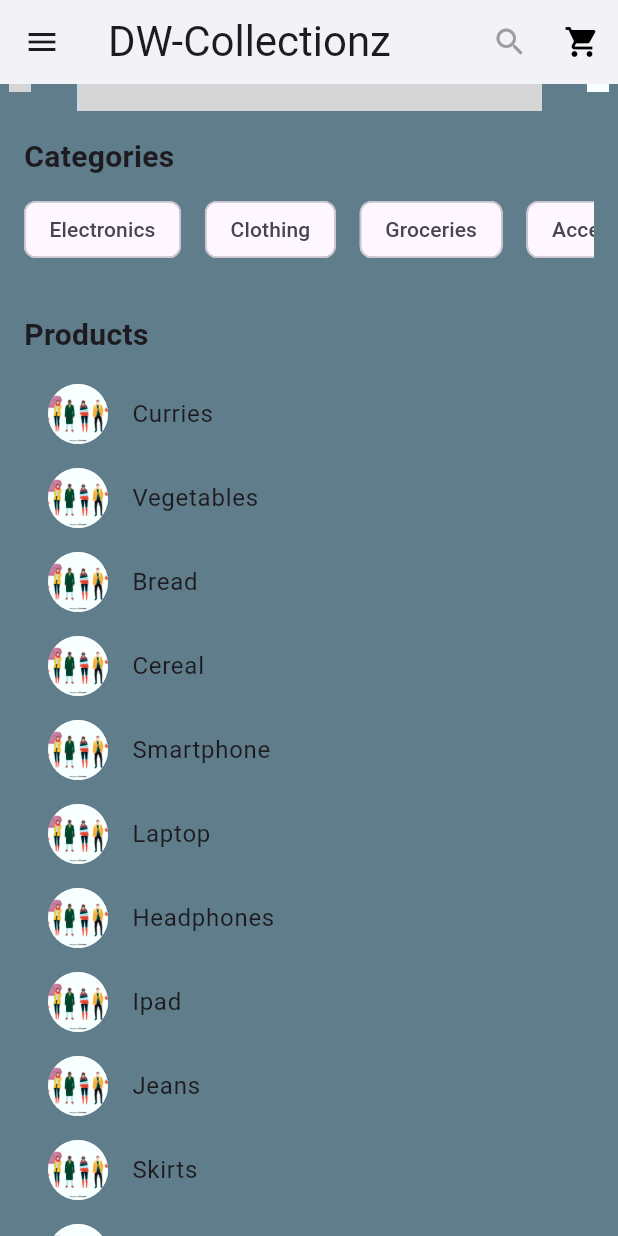
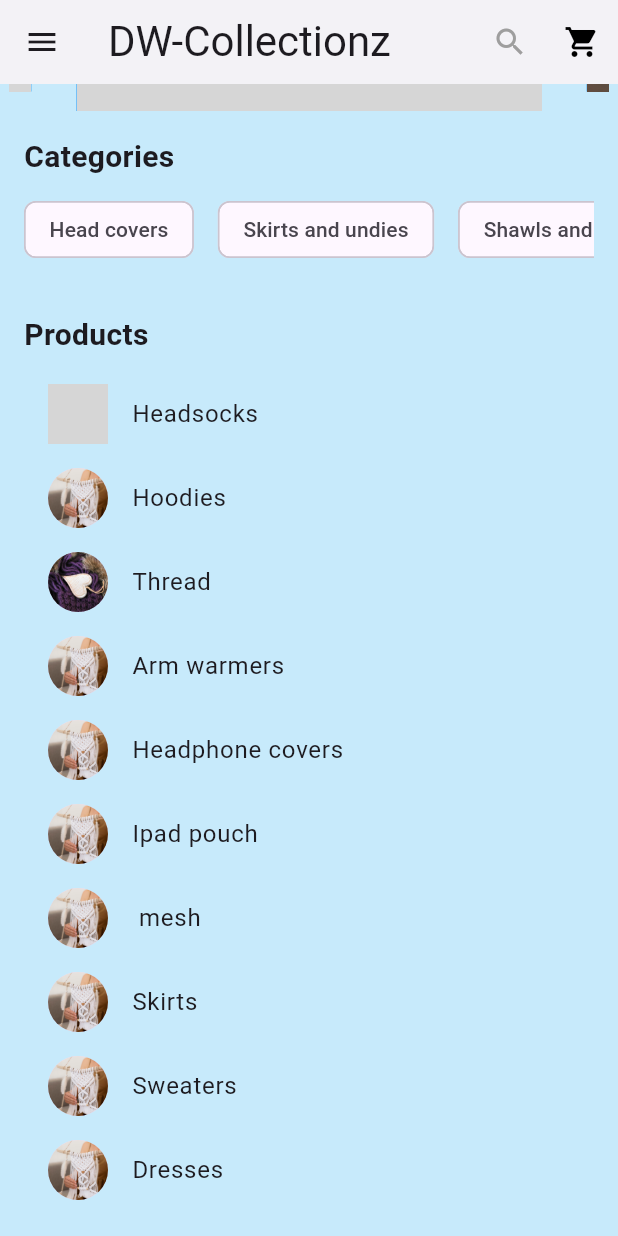
Before and after one commit to debbyra/assignments_sem2, a Flutter app: the HomePage screen opened by its route, scrolled down 182 dp, on a phone screen of 412 x 824 dp. Run offline on Flutter 3.47's test engine with Material 2 defaults, Android fonts, the phone set to English and light mode, and no system bars; drawn by our look-alikes of carousel_slider; grey boxes are pictures that could not be loaded.

Commit message:
homepage edits

```diff
--- a/e_commerce_application/lib/home_page.dart
+++ b/e_commerce_application/lib/home_page.dart
@@ -11,66 +11,55 @@ class HomePage extends StatefulWidget {
 }
 
 class _HomePageState extends State<HomePage> {
-  final Cart _cart = Cart(); // Create an instance of the Cart class
+  final Cart _cart = Cart(); //  an instance of the Cart class
 
   final List<Product> products = [
     Product(
-      name: 'Curries',
-      description: 'Locally made curries',
+      name: 'Headsocks',
+      description: 'Locally made ',
+      price: 599.99,
+      imageUrl: 'assets/images/category1.jpg',
+    ),
+    Product(
+      name: 'Hoodies',
+      description: 'Cute hoodies for all purposes',
+      price: 999.99,
+      imageUrl: 'assets/images/category2.jpg',
+    ),
+    Product(
+      name: 'Thread',
+      description: 'Local and imported from Italy',
+      price: 599.99,
+      imageUrl: 'assets/images/category3.jpg',
+    ),
+    Product(
+      name: 'Arm warmers',
+      description: ' well packaged for winter',
+      price: 999.99,
+      imageUrl: 'assets/images/category2.jpg',
+    ),
+
+    Product(
+      name: 'Headphone covers',
+      description: 'High-perfomance headphones covers',
       price: 599.99,
       imageUrl: 'assets/images/category2.jpg',
     ),
     Product(
-      name: 'Vegetables',
-      description: 'Fresh veggies for all purposes',
-      price: 999.99,
-      imageUrl: 'assets/images/category2.jpg',
-    ),
-    Product(
-      name: 'Bread',
-      description: 'Local and imported from Italy',
-      price: 599.99,
-      imageUrl: 'assets/images/category2.jpg',
-    ),
-    Product(
-      name: 'Cereal',
-      description: 'Fresh cereal well packaged',
-      price: 999.99,
-      imageUrl: 'assets/images/category2.jpg',
-    ),
-    Product(
-      name: 'Smartphone',
-      description: 'Latest smartphone model',
-      price: 599.99,
-      imageUrl: 'assets/images/category2.jpg',
-    ),
-    Product(
-      name: 'Laptop',
-      description: 'High-performance laptop',
-      price: 999.99,
-      imageUrl: 'assets/images/category2.jpg',
-    ),
-    Product(
-      name: 'Headphones',
-      description: 'High-perfomance headphones',
-      price: 599.99,
-      imageUrl: 'assets/images/category2.jpg',
-    ),
-    Product(
-      name: 'Ipad',
+      name: 'Ipad pouch',
       description: 'Latest portable Ipad',
       price: 999.99,
       imageUrl: 'assets/images/category2.jpg',
     ),
     Product(
-      name: 'Jeans',
-      description: 'Most trendy jeans',
+      name: ' mesh',
+      description: 'Most trendy mesh styles',
       price: 599.99,
       imageUrl: 'assets/images/category2.jpg',
     ),
     Product(
       name: 'Skirts',
-      description: 'Short linen skirts',
+      description: 'Short  skirts',
       price: 999.99,
       imageUrl: 'assets/images/category2.jpg',
     ),
@@ -89,23 +78,23 @@ class _HomePageState extends State<HomePage> {
     // Add more products as needed
   ];
 
-  // the categories and ther products added
+  // the categories
   final List<Category> categories = [
     Category(
-      title: 'Electronics',
-      description: 'Explore the latest gadgets and electronics.',
+      title: 'Head covers',
+      description: 'Explore the latest.',
       imageUrl:
           'assets/images/category1.jpg', // Add your image file to the assets folder
     ),
     Category(
-      title: 'Clothing',
+      title: 'Skirts and undies',
       description: 'Discover trendy and fashionable clothing styles.',
       imageUrl:
           'assets/images/category2.jpg', // Add your image file to the assets folder
     ),
     Category(
-      title: 'Groceries',
-      description: 'Shop all groceries for your kitchen. ',
+      title: 'Shawls and wraps',
+      description: 'Shop all for your closet. ',
       imageUrl:
           'assets/images/category3.jpg', // Add your image file to the assets folder
     ),
@@ -116,7 +105,7 @@ class _HomePageState extends State<HomePage> {
           'assets/images/category4.jpg', // Add your image file to the assets folder
     ),
     Category(
-      title: 'Drinks',
+      title: 'Tops',
       description: 'Discover trendy and fashionable clothing styles.',
       imageUrl:
           'assets/images/category5.jpg', // Add your image file to the assets folder
@@ -255,16 +244,16 @@ class _HomePageState extends State<HomePage> {
       ),
 
 //body of homepage starts here
-//code one
 
       body: SingleChildScrollView(
         child: Column(
           children: [
             // Carousel Section
-            Container(
+            SizedBox(
               height: 200,
-              child: MyCarousel(), // Add your carousel widget here
+              child: MyCarousel(), // carousel widget here
             ),
+
             // Categories Section
             Container(
               padding: const EdgeInsets.all(16),
@@ -284,6 +273,10 @@ class _HomePageState extends State<HomePage> {
                                 padding: const EdgeInsets.only(right: 16),
                                 child: Chip(
                                   label: Text(category.title),
+                              //     onTap: () {
+                              //   // Handle product tap
+                              //   _addToCart(product);
+                              // },
                                 ),
                               ))
                           .toList(),
@@ -292,7 +285,8 @@ class _HomePageState extends State<HomePage> {
                 ],
               ),
             ),
-            // Product List Section
+
+            // Product List Section Tap to add to cart
             Container(
               padding: const EdgeInsets.all(16),
               child: Column(
@@ -323,7 +317,7 @@ class _HomePageState extends State<HomePage> {
           ],
         ),
       ),
-      backgroundColor: Colors.blueGrey,
+      backgroundColor: const Color.fromARGB(255, 199, 234, 251),
     );
   }
 
--- a/e_commerce_application/pubspec.yaml
+++ b/e_commerce_application/pubspec.yaml
@@ -68,6 +68,9 @@ flutter:
     - assets/images/category4.jpg
     - assets/images/category5.jpg
     - assets/images/onboarding.png
+    - assets/images/product1.jpg
+    - assets/images/product2.jpg
+    - assets/images/product3.jpg
 
   # To add assets to your application, add an assets section, like this:
   # assets:
```
Also changed, not shown: e_commerce_application/assets/images/category2.jpg, e_commerce_application/assets/images/category3.jpg, e_commerce_application/assets/images/product2.jpg (added), 4 other files.
